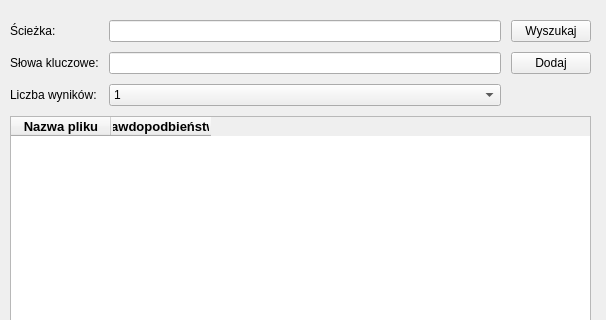
Above: main_window.ui from Dominoday2017/FileBrowser before the change; both pictures show x 0 to 606 and y 0 to 320 of the 606 by 526 pixel window. Below: the same form after it.
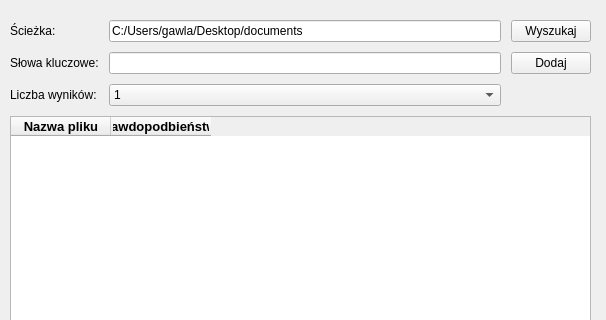
That is the form after the change.

Patch:
```diff
--- a/main_window.ui
+++ b/main_window.ui
@@ -48,7 +48,7 @@
        <item row="0" column="1">
         <widget class="QLineEdit" name="pathEdit">
          <property name="text">
-          <string/>
+          <string>C:/Users/gawla/Desktop/documents</string>
          </property>
          <property name="readOnly">
           <bool>true</bool>
```
